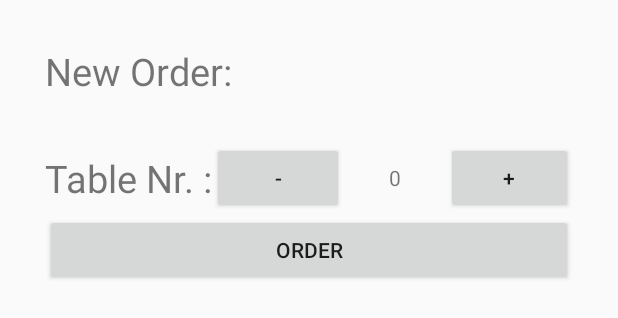
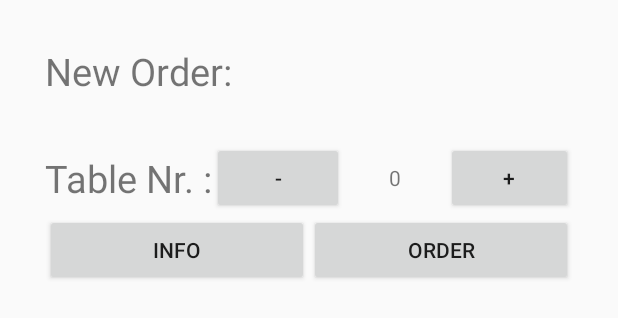
Before and after one commit to FMusic/NoName, an Android app: the layout activity_main.xml on its own in the app's theme, with its tools: preview values and no code run, on a phone screen of 412 x 824 dp. Shown: the top 318 px of the screen. Run offline under Robolectric (Android 15) with nearby library versions, the phone set to English and light mode, and no system bars.

```diff
--- a/App/NoNameWaiters/app/src/main/res/layout/activity_main.xml
+++ b/App/NoNameWaiters/app/src/main/res/layout/activity_main.xml
@@ -5,7 +5,9 @@
     android:layout_width="match_parent"
     android:layout_height="match_parent"
     android:orientation="vertical"
-    android:padding="@dimen/margin"
+    android:paddingTop="@dimen/margin"
+    android:paddingRight="@dimen/margin"
+    android:paddingLeft="@dimen/margin"
     tools:context=".MainActivity">
 
     <TextView
@@ -61,24 +63,36 @@
         android:orientation="vertical">
         <ListView
             android:layout_width="match_parent"
-            android:layout_height="0dp"
+            android:layout_height="wrap_content"
             android:layout_weight="7"
             android:id="@+id/lvProducts" />
-        <!--
         <ListView
             android:layout_width="match_parent"
-            android:layout_height="0dp"
-            android:layout_weight="4"
+            android:layout_height="wrap_content"
+            android:layout_weight="6"
             android:id="@+id/lvCart"
             />
-            -->
-        <Button
+        <LinearLayout
             android:layout_width="match_parent"
-            android:layout_height="0dp"
-            android:layout_weight="1"
-            android:text="ORDER"
-            android:id="@+id/btnOrder"
-            />
+            android:layout_height="wrap_content"
+            android:layout_weight="2"
+            android:orientation="horizontal"
+            >
+            <Button
+                android:layout_width="0dp"
+                android:layout_weight="1"
+                android:layout_height="match_parent"
+                android:text="INFO"
+                android:id="@+id/btnInfo"
+                />
+            <Button
+                android:layout_width="0dp"
+                android:layout_weight="1"
+                android:layout_height="match_parent"
+                android:text="ORDER"
+                android:id="@+id/btnOrder"
+                />
+        </LinearLayout>
     </LinearLayout>
 
 
--- a/App/NoNameWaiters/app/src/main/res/layout/categories_lv.xml
+++ b/App/NoNameWaiters/app/src/main/res/layout/categories_lv.xml
@@ -2,5 +2,6 @@
 <TextView xmlns:android="http://schemas.android.com/apk/res/android"
     android:layout_height="wrap_content"
     android:layout_width="match_parent"
+    android:padding="10dp"
     android:id="@+id/tvLabel">
 </TextView>
--- a/App/NoNameWaiters/app/src/main/res/values/strings.xml
+++ b/App/NoNameWaiters/app/src/main/res/values/strings.xml
@@ -5,4 +5,6 @@
     <string name="submit">Submit</string>
     <string name="congrats">You entered, congrats</string>
     <string name="new_order">New Order:</string>
+    <string name="choose_drink">Choose drink:</string>
+    <string name="drinks">drinks</string>
 </resources>
```
Also changed, not shown: App/NoNameWaiters/app/src/main/java/org/fm/OrderActivity.java (+90 -6 lines), App/NoNameWaiters/app/src/main/java/org/fm/model/Cat.java (+8 -0 lines), App/NoNameWaiters/app/src/main/java/org/fm/ui/TableNumberPickerView.java (added, +191 -0 lines), App/NoNameWaiters/app/src/main/res/layout/sample_table_number_picker_view.xml (added, +17 -0 lines), App/NoNameWaiters/app/src/main/res/values/attrs_table_number_picker_view.xml (added, +8 -0 lines).
